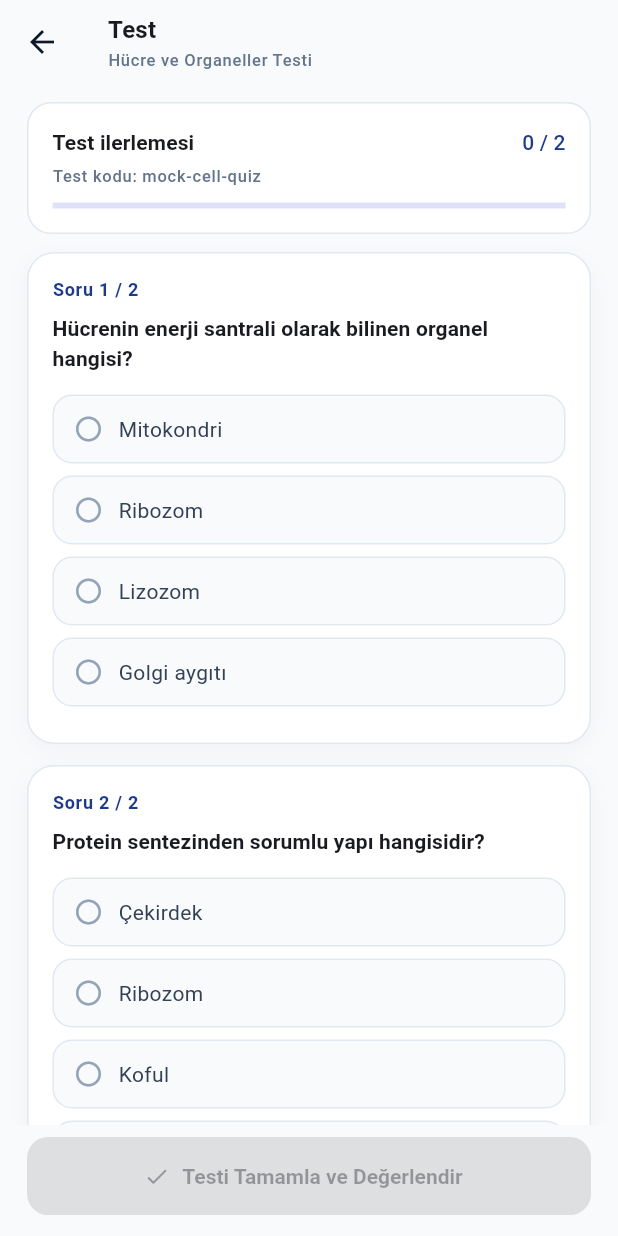
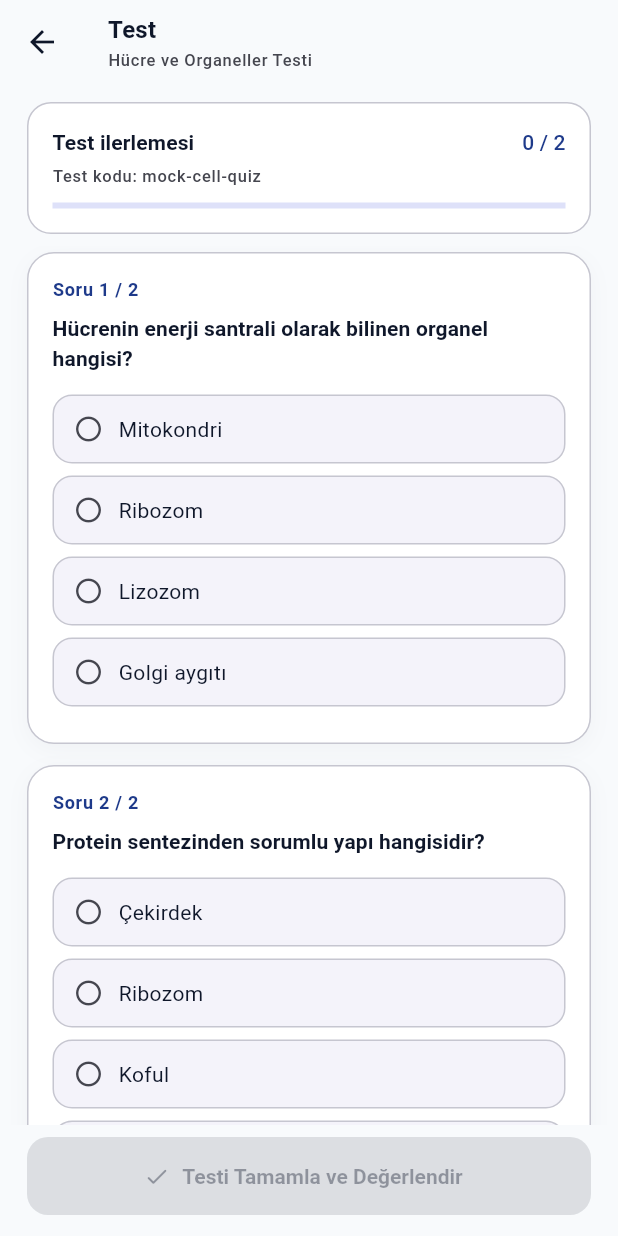
Before and after one commit to zeyneptass/ai-supported-teaching-assistant, a Flutter app: the screen it shows after launch, after a tap on "Testi Tekrar Çöz", on a phone screen of 412 x 824 dp. Run offline on Flutter 3.47's test engine with Material 3 defaults, Android fonts, the phone set to English and light mode, and no system bars; our stand-ins replace file_picker; network calls fail.

Commit message:
feat: finalize n8n quiz/summary workflows, light mode UI, and API response parsing

```diff
--- a/frontend/lib/core/constants/api_endpoints.dart
+++ b/frontend/lib/core/constants/api_endpoints.dart
@@ -13,7 +13,8 @@ abstract final class ApiEndpoints {
   static const String summarizeWebhook = '$askEndpoint/webhook/summarize';
 
   /// n8n test oluşturma webhook'u.
-  static const String generateQuizWebhook = '$askEndpoint/webhook/generate-quiz';
+  static const String generateQuizWebhook =
+      '$askEndpoint/webhook/generate-quiz';
 
   /// n8n test yanıtlarını değerlendirme webhook'u.
   static const String evaluateQuizWebhook = '$askEndpoint/webhook/evaluate';
--- a/frontend/lib/core/theme/app_theme.dart
+++ b/frontend/lib/core/theme/app_theme.dart
@@ -7,13 +7,16 @@ abstract final class AppTheme {
   static const Color border = Color(0xFFE2E8F0);
 
   static ThemeData get light {
-    final colorScheme = ColorScheme.fromSeed(
+    final colorScheme =
+        ColorScheme.fromSeed(
           seedColor: primary,
           brightness: Brightness.light,
         ).copyWith(
           primary: primary,
+          onPrimary: Colors.white,
           secondary: accent,
           surface: Colors.white,
+          onSurface: const Color(0xFF0F172A),
           error: const Color(0xFFDC2626),
         );
 
@@ -21,45 +24,45 @@ abstract final class AppTheme {
       useMaterial3: true,
       colorScheme: colorScheme,
       scaffoldBackgroundColor: background,
-      appBarTheme: const AppBarTheme(
+      appBarTheme: AppBarTheme(
         backgroundColor: background,
-        foregroundColor: Color(0xFF0F172A),
+        foregroundColor: colorScheme.onSurface,
         elevation: 0,
         centerTitle: false,
       ),
       inputDecorationTheme: InputDecorationTheme(
         filled: true,
-        fillColor: const Color(0xFFF8FAFC),
+        fillColor: colorScheme.surfaceContainerLow,
         contentPadding: const EdgeInsets.symmetric(
           horizontal: 16,
           vertical: 16,
         ),
         border: OutlineInputBorder(
           borderRadius: BorderRadius.circular(14),
-          borderSide: const BorderSide(color: border),
+          borderSide: BorderSide(color: colorScheme.outlineVariant),
         ),
         enabledBorder: OutlineInputBorder(
           borderRadius: BorderRadius.circular(14),
-          borderSide: const BorderSide(color: border),
+          borderSide: BorderSide(color: colorScheme.outlineVariant),
         ),
         focusedBorder: OutlineInputBorder(
           borderRadius: BorderRadius.circular(14),
-          borderSide: const BorderSide(color: primary, width: 1.5),
+          borderSide: BorderSide(color: colorScheme.primary, width: 1.5),
         ),
         errorBorder: OutlineInputBorder(
           borderRadius: BorderRadius.circular(14),
-          borderSide: const BorderSide(color: Color(0xFFDC2626)),
+          borderSide: BorderSide(color: colorScheme.error),
         ),
         focusedErrorBorder: OutlineInputBorder(
           borderRadius: BorderRadius.circular(14),
-          borderSide: const BorderSide(color: Color(0xFFDC2626), width: 1.5),
+          borderSide: BorderSide(color: colorScheme.error, width: 1.5),
         ),
       ),
       filledButtonTheme: FilledButtonThemeData(
         style: FilledButton.styleFrom(
           minimumSize: const Size.fromHeight(52),
-          backgroundColor: primary,
-          foregroundColor: Colors.white,
+          backgroundColor: colorScheme.primary,
+          foregroundColor: colorScheme.onPrimary,
           shape: RoundedRectangleBorder(
             borderRadius: BorderRadius.circular(14),
           ),
--- a/frontend/lib/features/home/presentation/widgets/continue_learning_card.dart
+++ b/frontend/lib/features/home/presentation/widgets/continue_learning_card.dart
@@ -14,20 +14,17 @@ class ContinueLearningCard extends StatelessWidget {
 
   @override
   Widget build(BuildContext context) {
+    final colors = Theme.of(context).colorScheme;
     final result = lesson.latestResult;
     return Container(
       width: double.infinity,
       padding: const EdgeInsets.all(19),
       decoration: BoxDecoration(
-        gradient: const LinearGradient(
-          colors: [Color(0xFF1E3A8A), Color(0xFF2563EB)],
-          begin: Alignment.topLeft,
-          end: Alignment.bottomRight,
-        ),
+        color: colors.primaryContainer,
         borderRadius: BorderRadius.circular(22),
         boxShadow: [
           BoxShadow(
-            color: const Color(0xFF1E3A8A).withValues(alpha: 0.18),
+            color: colors.primary.withValues(alpha: 0.14),
             blurRadius: 22,
             offset: const Offset(0, 9),
           ),
@@ -36,14 +33,17 @@ class ContinueLearningCard extends StatelessWidget {
       child: Column(
         crossAxisAlignment: CrossAxisAlignment.start,
         children: [
-          const Row(
+          Row(
             children: [
-              Icon(Icons.play_circle_fill_rounded, color: Colors.white),
+              Icon(
+                Icons.play_circle_fill_rounded,
+                color: colors.onPrimaryContainer,
+              ),
               SizedBox(width: 8),
               Text(
                 'DEVAM ET',
                 style: TextStyle(
-                  color: Colors.white70,
+                  color: colors.onPrimaryContainer,
                   fontSize: 11,
                   fontWeight: FontWeight.w800,
                   letterSpacing: 0.7,
@@ -56,8 +56,10 @@ class ContinueLearningCard extends StatelessWidget {
             lesson.title,
             maxLines: 1,
             overflow: TextOverflow.ellipsis,
-            style: Theme.of(context).textTheme.titleLarge
-                ?.copyWith(color: Colors.white, fontWeight: FontWeight.w800),
+            style: Theme.of(context).textTheme.titleLarge?.copyWith(
+              color: colors.onPrimaryContainer,
+              fontWeight: FontWeight.w800,
+            ),
           ),
           const SizedBox(height: 5),
           Text(
@@ -68,7 +70,7 @@ class ContinueLearningCard extends StatelessWidget {
                 : 'Son test skorun: %${_formatScore(result.scorePercent)}',
             maxLines: 2,
             overflow: TextOverflow.ellipsis,
-            style: const TextStyle(color: Colors.white70, height: 1.4),
+            style: TextStyle(color: colors.onPrimaryContainer, height: 1.4),
           ),
           const SizedBox(height: 15),
           FilledButton.icon(
@@ -82,8 +84,8 @@ class ContinueLearningCard extends StatelessWidget {
                   : 'Testi Tekrar Çöz',
             ),
             style: FilledButton.styleFrom(
-              backgroundColor: Colors.white,
-              foregroundColor: const Color(0xFF1E3A8A),
+              backgroundColor: colors.surface,
+              foregroundColor: colors.primary,
               minimumSize: const Size(0, 42),
               padding: const EdgeInsets.symmetric(horizontal: 15),
             ),
--- a/frontend/lib/features/home/presentation/widgets/saved_lesson_card.dart
+++ b/frontend/lib/features/home/presentation/widgets/saved_lesson_card.dart
@@ -120,10 +120,10 @@ class _ScoreBadge extends StatelessWidget {
   @override
   Widget build(BuildContext context) {
     final color = score >= 70
-        ? const Color(0xFF15803D)
-        : Theme.of(context).colorScheme.error;
+        ? Theme.of(context).colorScheme.onPrimaryContainer
+        : Theme.of(context).colorScheme.onErrorContainer;
     final background = score >= 70
-        ? const Color(0xFFDCFCE7)
+        ? Theme.of(context).colorScheme.primaryContainer
         : Theme.of(context).colorScheme.errorContainer;
     return Container(
       padding: const EdgeInsets.symmetric(horizontal: 9, vertical: 6),
--- a/frontend/lib/features/notes/domain/entities/quiz_submission_result.dart
+++ b/frontend/lib/features/notes/domain/entities/quiz_submission_result.dart
@@ -5,12 +5,18 @@ class QuizSubmissionResult {
     required this.correctCount,
     required this.scorePercent,
     required this.results,
+    this.title = '',
+    this.wrongCount,
+    this.feedback = '',
   });
 
   final String quizId;
+  final String title;
   final int totalQuestions;
   final int correctCount;
+  final int? wrongCount;
   final double scorePercent;
+  final String feedback;
   final List<QuestionResult> results;
 }
 
--- a/frontend/lib/features/notes/presentation/screens/quiz_screen.dart
+++ b/frontend/lib/features/notes/presentation/screens/quiz_screen.dart
@@ -1,7 +1,6 @@
 import 'package:flutter/material.dart';
 import 'package:provider/provider.dart';
 
-import '../../../../core/theme/app_theme.dart';
 import '../../domain/entities/quiz.dart';
 import '../viewmodels/notes_view_model.dart';
 import 'quiz_result_screen.dart';
@@ -66,8 +65,9 @@ class _QuizScreenState extends State<QuizScreen> {
               widget.quiz.title,
               maxLines: 1,
               overflow: TextOverflow.ellipsis,
-              style: Theme.of(context).textTheme.labelSmall
-                  ?.copyWith(color: const Color(0xFF64748B)),
+              style: Theme.of(context).textTheme.labelSmall?.copyWith(
+                color: Theme.of(context).colorScheme.onSurfaceVariant,
+              ),
             ),
           ],
         ),
@@ -118,9 +118,11 @@ class _QuizScreenState extends State<QuizScreen> {
                 width: double.infinity,
                 padding: const EdgeInsets.all(12),
                 decoration: BoxDecoration(
-                  color: const Color(0xFFFEF2F2),
+                  color: Theme.of(context).colorScheme.errorContainer,
                   borderRadius: BorderRadius.circular(12),
-                  border: Border.all(color: const Color(0xFFFECACA)),
+                  border: Border.all(
+                    color: Theme.of(context).colorScheme.error,
+                  ),
                 ),
                 child: Row(
                   children: [
@@ -133,7 +135,7 @@ class _QuizScreenState extends State<QuizScreen> {
                       child: Text(
                         viewModel.errorMessage!,
                         style: TextStyle(
-                          color: Theme.of(context).colorScheme.error,
+                          color: Theme.of(context).colorScheme.onErrorContainer,
                         ),
                       ),
                     ),
@@ -191,12 +193,13 @@ class _QuizScreenState extends State<QuizScreen> {
 
   Widget _buildProgress(BuildContext context, int answeredCount) {
     final total = widget.quiz.questions.length;
+    final colors = Theme.of(context).colorScheme;
     return Container(
       padding: const EdgeInsets.all(16),
       decoration: BoxDecoration(
-        color: Colors.white,
+        color: colors.surface,
         borderRadius: BorderRadius.circular(16),
-        border: Border.all(color: AppTheme.border),
+        border: Border.all(color: colors.outlineVariant),
       ),
       child: Column(
         crossAxisAlignment: CrossAxisAlignment.start,
@@ -212,7 +215,7 @@ class _QuizScreenState extends State<QuizScreen> {
               Text(
                 '$answeredCount / $total',
                 style: Theme.of(context).textTheme.labelLarge
-                    ?.copyWith(color: AppTheme.primary),
+                    ?.copyWith(color: colors.primary),
               ),
             ],
           ),
@@ -222,7 +225,7 @@ class _QuizScreenState extends State<QuizScreen> {
             maxLines: 1,
             overflow: TextOverflow.ellipsis,
             style: Theme.of(context).textTheme.labelSmall
-                ?.copyWith(color: const Color(0xFF64748B)),
+                ?.copyWith(color: colors.onSurfaceVariant),
           ),
           const SizedBox(height: 10),
           LinearProgressIndicator(
@@ -238,17 +241,18 @@ class _QuizScreenState extends State<QuizScreen> {
     NotesViewModel viewModel,
     int index,
   ) {
+    final colors = Theme.of(context).colorScheme;
     final question = widget.quiz.questions[index];
     final selected = viewModel.quizAnswers[question.id];
     return Container(
       padding: const EdgeInsets.all(16),
       decoration: BoxDecoration(
-        color: Colors.white,
+        color: colors.surface,
         borderRadius: BorderRadius.circular(18),
-        border: Border.all(color: AppTheme.border),
+        border: Border.all(color: colors.outlineVariant),
         boxShadow: [
           BoxShadow(
-            color: const Color(0xFF0F172A).withValues(alpha: 0.035),
+            color: colors.onSurface.withValues(alpha: 0.035),
             blurRadius: 12,
             offset: const Offset(0, 4),
           ),
@@ -259,10 +263,8 @@ class _QuizScreenState extends State<QuizScreen> {
         children: [
           Text(
             'Soru ${index + 1} / ${widget.quiz.questions.length}',
-            style: Theme.of(context).textTheme.labelMedium?.copyWith(
-              color: AppTheme.primary,
-              fontWeight: FontWeight.w700,
-            ),
+            style: Theme.of(context).textTheme.labelMedium
+                ?.copyWith(color: colors.primary, fontWeight: FontWeight.w700),
           ),
           const SizedBox(height: 8),
           Text(
@@ -296,10 +298,12 @@ class _QuizScreenState extends State<QuizScreen> {
                     ),
                     decoration: BoxDecoration(
                       color: isSelected
-                          ? AppTheme.primary.withValues(alpha: 0.06)
-                          : const Color(0xFFF8FAFC),
+                          ? colors.primaryContainer
+                          : colors.surfaceContainerLow,
                       border: Border.all(
-                        color: isSelected ? AppTheme.primary : AppTheme.border,
+                        color: isSelected
+                            ? colors.primary
+                            : colors.outlineVariant,
                       ),
                       borderRadius: BorderRadius.circular(13),
                     ),
@@ -311,8 +315,8 @@ class _QuizScreenState extends State<QuizScreen> {
                               : Icons.radio_button_unchecked_rounded,
                           size: 20,
                           color: isSelected
-                              ? AppTheme.primary
-                              : const Color(0xFF94A3B8),
+                              ? colors.onPrimaryContainer
+                              : colors.onSurfaceVariant,
                         ),
                         const SizedBox(width: 10),
                         Expanded(
@@ -320,8 +324,8 @@ class _QuizScreenState extends State<QuizScreen> {
                             option,
                             style: TextStyle(
                               color: isSelected
-                                  ? AppTheme.primary
-                                  : const Color(0xFF334155),
+                                  ? colors.onPrimaryContainer
+                                  : colors.onSurface,
                               fontWeight: isSelected
                                   ? FontWeight.w600
                                   : FontWeight.normal,
--- a/frontend/lib/main.dart
+++ b/frontend/lib/main.dart
@@ -60,7 +60,7 @@ class MyApp extends StatelessWidget {
         title: 'AI Destekli Öğretim Asistanı',
         theme: AppTheme.light,
         darkTheme: AppTheme.dark,
-        themeMode: ThemeMode.system,
+        themeMode: ThemeMode.light,
         home: const HomeScreen(),
       ),
     );
```
Also changed, not shown: Evaluate Quiz (v1).json (added, +237 -0 lines), Generate Quiz (v1).json (+4 -3 lines), frontend/lib/features/notes/data/models/lesson_summary_model.dart (+47 -3 lines), frontend/lib/features/notes/data/models/quiz_submission_result_model.dart (+47 -21 lines), frontend/lib/features/notes/presentation/screens/notes_screen.dart (+33 -34 lines), frontend/lib/features/notes/presentation/screens/quiz_result_screen.dart (+121 -55 lines), 3 other files. Lines whose indentation alone changed are shown as unchanged.
